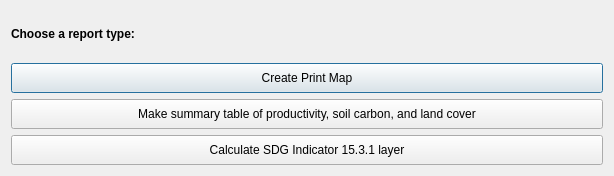
First picture: the form in LDMP/gui/DlgReporting.ui, repository ConservationInternational/trends.earth, before the edit.
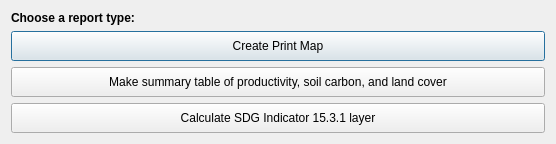
Second picture: the form after the edit.

What changed in the file:
```diff
--- a/LDMP/gui/DlgReporting.ui
+++ b/LDMP/gui/DlgReporting.ui
@@ -9,8 +9,8 @@
    <rect>
     <x>0</x>
     <y>0</y>
-    <width>614</width>
-    <height>176</height>
+    <width>556</width>
+    <height>139</height>
    </rect>
   </property>
   <property name="sizePolicy">
```
